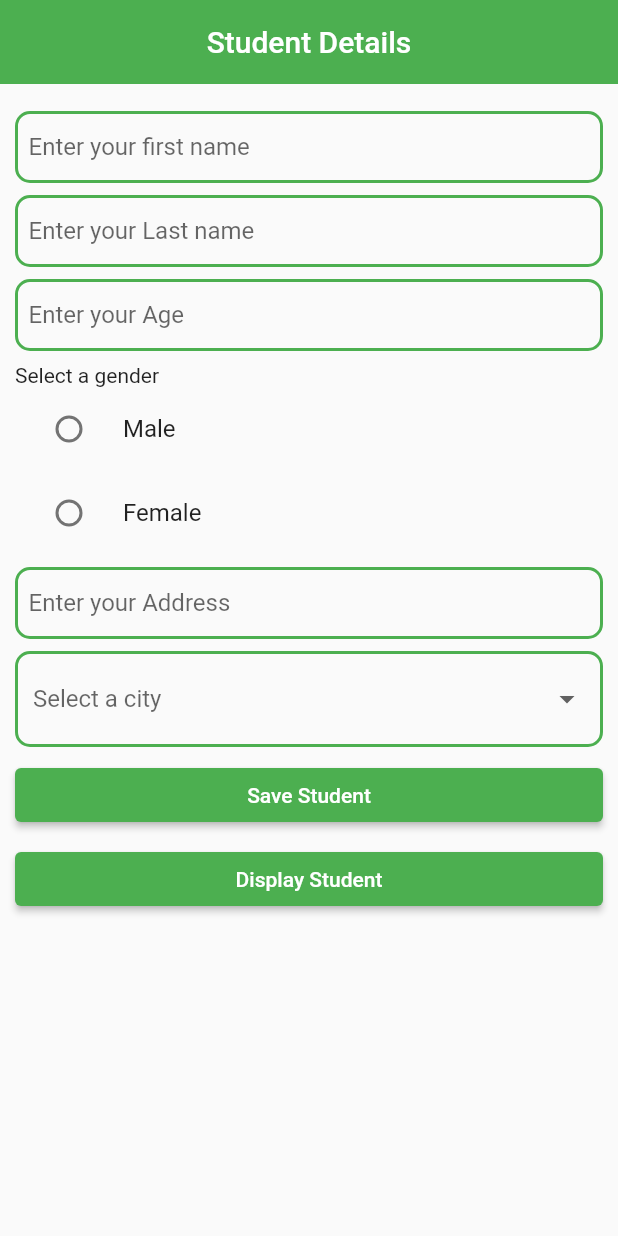
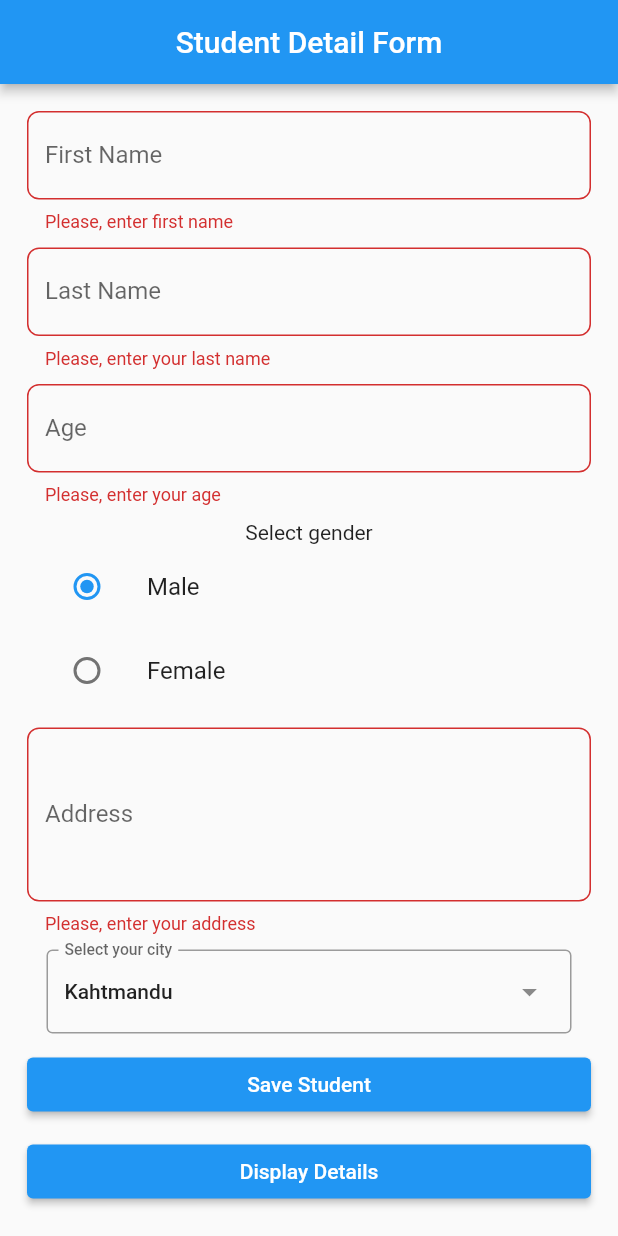
Before and after one commit to SudipSinghKhati/student_details, a Flutter app: the screen it shows after launch, after a tap on "Save Student", on a phone screen of 412 x 824 dp. Run offline on Flutter 3.47's test engine with Material 2 defaults, Android fonts, the phone set to English and light mode, and no system bars.

Commit message:
displaying students name

```diff
--- a/lib/app.dart
+++ b/lib/app.dart
@@ -1,5 +1,7 @@
 import 'package:flutter/material.dart';
+import 'package:student_details/view/display_student_view.dart';
 import 'package:student_details/view/student_details_view.dart';
+
 
 class App extends StatelessWidget {
   const App({super.key});
@@ -8,9 +10,10 @@ class App extends StatelessWidget {
   Widget build(BuildContext context) {
     return MaterialApp(
       debugShowCheckedModeBanner: false,
-      initialRoute: '/',
+      initialRoute: '/studentDetailsRoute',
       routes: {
-        '/': (context) => const StudentDetailsView(),
+        '/studentDetailsRoute': (context) => const StudentDetailView(),
+         '/displayStudentRoute': (context) => const DisplayStudentView(),
       },
     );
   }
--- /dev/null
+++ b/lib/view/display_student_view.dart
@@ -0,0 +1,44 @@
+
+import 'package:flutter/material.dart';
+
+class DisplayStudentView extends StatelessWidget {
+  const DisplayStudentView({super.key});
+
+  @override
+  Widget build(BuildContext context) {
+    return Scaffold(
+      appBar: AppBar(
+        title: const Text(
+          'Student Detail',
+        ),
+        centerTitle: true,
+        elevation: 3.0,
+      ),
+      body: SafeArea(
+        child: SingleChildScrollView(
+          child: Column(
+            children: [
+                 ListTile(
+                  title: const Text(
+                    ('Sudip Khati'),
+                  ),
+                  subtitle: const Text('KTM'),
+                  trailing: Row(
+                    mainAxisSize: MainAxisSize.min,
+                    children: const <Widget>[
+                      Icon(Icons.edit),
+                      SizedBox(
+                        width: 8.0,
+                      ),
+                      Icon(Icons.delete)
+                    ],
+                  ),
+                  isThreeLine: true,
+                ),
+            ],
+          ),
+        ),
+      ),
+    );
+  }
+}
--- a/lib/view/student_details_view.dart
+++ b/lib/view/student_details_view.dart
@@ -1,265 +1,217 @@
 import 'package:flutter/material.dart';
 
-import '../model/student_details.dart';
+enum GenderType {
+  m('male'),
+  fe('female');
 
-enum Gender { male, female }
+  final String gender;
 
-enum City { newyork, california, sydney, berlin, paris }
+  const GenderType(this.gender);
+}
 
-class StudentDetailsView extends StatefulWidget {
-  const StudentDetailsView({super.key});
+class StudentDetailView extends StatefulWidget {
+  const StudentDetailView({super.key});
 
   @override
-  State<StudentDetailsView> createState() => _StudentDetailsViewState();
+  State<StudentDetailView> createState() => _StudentDetailViewState();
 }
 
-class _StudentDetailsViewState extends State<StudentDetailsView> {
-  @override
-  late StudentDetails studentDetails;
-  Gender? _selectedGender;
-
+class _StudentDetailViewState extends State<StudentDetailView> {
   final firstNameController = TextEditingController();
   final lastNameController = TextEditingController();
   final ageController = TextEditingController();
   final addressController = TextEditingController();
   final cityController = TextEditingController();
+  GenderType _genderGroup = GenderType.m;
+  String? selectedCity;
+  List<String> cityList = ['Kahtmandu', 'Lalitpur', 'Bhaktapur'];
+  late final List<DropdownMenuEntry<String>> _cityEntries =
+      <DropdownMenuEntry<String>>[];
+
+  final _formKey = GlobalKey<FormState>();
+    @override
+  void initState() {
+    for (String city in cityList) {
+      _cityEntries.add(DropdownMenuEntry(label: city, value: city));
+    }
+    super.initState();
+  }
+
 
   @override
-  void dispose() {
-    // TODO: implement dispose
-    firstNameController.dispose();
-    lastNameController.dispose();
-    ageController.dispose();
-    addressController.dispose();
-    cityController.dispose();
-    super.dispose();
-  }
-
-  void saveStudent() {
-    studentDetails = StudentDetails();
-    setState(() {
-      studentDetails.saveStudent(firstNameController.text);
-    });
-  }
-
-  final myKey = GlobalKey<FormState>();
-  @override
   Widget build(BuildContext context) {
-    return Theme(
-      data: ThemeData(
-        colorScheme:
-            ColorScheme.fromSwatch().copyWith(primary: Colors.green.shade500),
+    return Scaffold(
+        resizeToAvoidBottomInset: false,
+        appBar: AppBar(
+          title: const Text(
+            'Student Detail Form',
           ),
-      child: Scaffold(
-        appBar: AppBar(
-          title: const Text("Student Details"),
           centerTitle: true,
-          elevation: 0,
+          elevation: 3.0,
         ),
         body: SingleChildScrollView(
           child: Container(
-            padding: const EdgeInsets.all(10),
+            padding: const EdgeInsets.all(18.0),
+            child: Form(
+              key: _formKey,
               child: Column(
                 children: [
-                const SizedBox(
-                  height: 8,
-                ),
                   TextFormField(
-                  decoration: InputDecoration(
-                    focusedBorder: OutlineInputBorder(
-                      borderRadius: BorderRadius.circular(10),
-                      borderSide: const BorderSide(
-                        color: Colors.orange,
-                        width: 2,
-                      ),
-                    ),
-                    enabledBorder: OutlineInputBorder(
-                      borderRadius: BorderRadius.circular(10),
-                      borderSide: const BorderSide(
-                        color: Colors.green,
-                        width: 2,
-                      ),
-                    ),
-                    contentPadding: const EdgeInsets.all(9),
-                    hintText: 'Enter your first name',
-                  ),
+                    controller: firstNameController,
                     validator: (value) {
-                    if (value!.isEmpty) {
-                      return 'Enter your first name';
+                      if (value == null || value.isEmpty) {
+                        return 'Please, enter first name';
                       }
                       return null;
                     },
-                ),
-                const SizedBox(
-                  height: 8,
-                ),
-                TextFormField(
-                  decoration: InputDecoration(
-                    focusedBorder: OutlineInputBorder(
-                      borderRadius: BorderRadius.circular(10),
-                      borderSide: const BorderSide(
-                        color: Colors.orange,
-                        width: 2,
+                    decoration: const InputDecoration(
+                      labelText: 'First Name',
+                      hintText: 'E.g Sanjiv',
+                      border: OutlineInputBorder(
+                        borderRadius: BorderRadius.all(
+                          Radius.circular(8.0),
                         ),
                       ),
-                    enabledBorder: OutlineInputBorder(
-                      borderRadius: BorderRadius.circular(10),
-                      borderSide: const BorderSide(
-                        color: Colors.green,
-                        width: 2,
-                      ),
-                    ),
-                    contentPadding: const EdgeInsets.all(9),
-                    hintText: 'Enter your Last name',
                     ),
                   ),
                   const SizedBox(
-                  height: 8,
+                    height: 10,
+                  ),
+                  TextFormField(
+                    controller: lastNameController,
+                    validator: (value) {
+                      if (value == null || value.isEmpty) {
+                        return 'Please, enter your last name';
+                      }
+                      return null;
+                    },
+                    decoration: const InputDecoration(
+                      labelText: 'Last Name',
+                      hintText: 'E.g Shrestha',
+                      border: OutlineInputBorder(
+                        borderRadius: BorderRadius.all(
+                          Radius.circular(8.0),
+                        ),
+                      ),
+                    ),
+                  ),
+                  const SizedBox(
+                    height: 10,
                   ),
                   TextFormField(
                     keyboardType: TextInputType.number,
-                  decoration: InputDecoration(
-                    focusedBorder: OutlineInputBorder(
-                      borderRadius: BorderRadius.circular(10),
-                      borderSide: const BorderSide(
-                        color: Colors.orange,
-                        width: 2,
+                    controller: ageController,
+                    validator: (value) {
+                      if (value == null || value.isEmpty) {
+                        return 'Please, enter your age';
+                      }
+                      return null;
+                    },
+                    decoration: const InputDecoration(
+                      labelText: 'Age',
+                      hintText: 'E.g 44',
+                      border: OutlineInputBorder(
+                        borderRadius: BorderRadius.all(
+                          Radius.circular(8.0),
                         ),
                       ),
-                    enabledBorder: OutlineInputBorder(
-                      borderRadius: BorderRadius.circular(10),
-                      borderSide: const BorderSide(
-                        color: Colors.green,
-                        width: 2,
-                      ),
-                    ),
-                    contentPadding: const EdgeInsets.all(9),
-                    hintText: 'Enter your Age',
                     ),
                   ),
                   const SizedBox(
-                  height: 8,
+                    height: 10,
                   ),
-                const Align(
-                  alignment: Alignment.centerLeft,
-                  child: Text(
-                    "Select a gender",
+                  const Text(
+                    'Select gender',
+                    textAlign: TextAlign.left,
+                  ),
+                  ListTile(
+                    title: const Text(
+                      'Male',
+                    ),
+                    leading: Radio(
+                        value: GenderType.m,
+                        groupValue: _genderGroup,
+                        onChanged: (GenderType? value) {
+                          setState(() {
+                            _genderGroup = value!;
+                          });
+                        }),
+                  ),
+                  ListTile(
+                    title: const Text('Female'),
+                    leading: Radio(
+                        value: GenderType.fe,
+                        groupValue: _genderGroup,
+                        onChanged: (GenderType? value) {
+                          setState(() {
+                            _genderGroup = value!;
+                          });
+                        }),
+                  ),
+                  const SizedBox(
+                    height: 10,
+                  ),
+                  TextFormField(
+                    controller: addressController,
+                    validator: (value) {
+                      return value == null || value.isEmpty
+                          ? 'Please, enter your address'
+                          : null;
+                    },
+                    decoration: InputDecoration(
+                      labelText: 'Address',
+                      hintText: 'E.g Kathmandu',
+                      border: OutlineInputBorder(
+                        borderRadius: BorderRadius.circular(8.0),
                       ),
                     ),
-                RadioListTile<Gender>(
-                  title: const Text('Male'),
-                  value: Gender.male,
-                  groupValue: _selectedGender,
-                  onChanged: (value) {
-                    setState(
-                      () {
-                        _selectedGender = value;
-                      },
-                    );
-                  },
+                    minLines: 4,
+                    maxLines: 8,
                   ),
-                RadioListTile<Gender>(
-                  title: const Text('Female'),
-                  value: Gender.female,
-                  groupValue: _selectedGender,
-                  onChanged: (value) {
-                    setState(
-                      () {
-                        _selectedGender = value;
-                      },
-                    );
+                  const SizedBox(
+                    height: 10,
+                  ),
+                  DropdownMenu(
+                    width: 350.0,
+                    dropdownMenuEntries: _cityEntries,
+                    initialSelection: cityList[0],
+                    controller: cityController,
+                    label: const Text('Select your city'),
+                    onSelected: (value) {
+                      setState(() {
+                        selectedCity = value;
+                      });
+                      print(selectedCity);
                     },
                   ),
                   const SizedBox(
-                  height: 8,
-                ),
-                TextFormField(
-                  decoration: InputDecoration(
-                    focusedBorder: OutlineInputBorder(
-                      borderRadius: BorderRadius.circular(10),
-                      borderSide: const BorderSide(
-                        color: Colors.orange,
-                        width: 2,
-                      ),
-                    ),
-                    enabledBorder: OutlineInputBorder(
-                      borderRadius: BorderRadius.circular(10),
-                      borderSide: const BorderSide(
-                        color: Colors.green,
-                        width: 2,
-                      ),
-                    ),
-                    contentPadding: const EdgeInsets.all(9),
-                    hintText: 'Enter your Address',
-                  ),
-                ),
-                const SizedBox(
-                  height: 8,
-                ),
-                DropdownButtonFormField<City>(
-                  decoration: InputDecoration(
-                    focusedBorder: OutlineInputBorder(
-                      borderRadius: BorderRadius.circular(10),
-                      borderSide: const BorderSide(
-                        color: Colors.orange,
-                        width: 2,
-                      ),
-                    ),
-                    enabledBorder: OutlineInputBorder(
-                      borderRadius: BorderRadius.circular(10),
-                      borderSide: const BorderSide(
-                        color: Colors.green,
-                        width: 2,
-                      ),
-                    ),
-                    labelText: "Select a city",
-                    border: const OutlineInputBorder(),
-                  ),
-                  items: City.values.map((City city) {
-                    return DropdownMenuItem<City>(
-                      value: city,
-                      child: Text(city.toString().split('.').last),
-                    );
-                  }).toList(),
-                  onChanged: (City? selectedCity) {
-                    // Handle selected city
-                  },
-                ),
-                const SizedBox(
-                  height: 8,
+                    height: 10.0,
                   ),
                   SizedBox(
                     width: double.infinity,
                     child: ElevatedButton(
                       onPressed: () {
-                      null;
+                        if (_formKey.currentState!.validate()) {}
                       },
-                    child: const Text(
-                      "Save Student",
-                    ),
+                      child: const Text('Save Student'),
                     ),
                   ),
                   const SizedBox(
-                  height: 8,
+                    height: 10.0,
                   ),
                   SizedBox(
                     width: double.infinity,
                     child: ElevatedButton(
                       onPressed: () {
-                      if (myKey.currentState!.validate()) {
-                        print('this is test');
-                      }
+                        Navigator.pushNamed(context, '/displayStudentRoute');
                       },
-                    child: const Text(
-                      "Display Student",
-                    ),
+                      child: const Text('Display Details'),
                     ),
                   ),
                 ],
               ),
             ),
           ),
-      ),
-    );
+        ));
   }
 }
```
Lines whose indentation alone changed are shown as unchanged.
